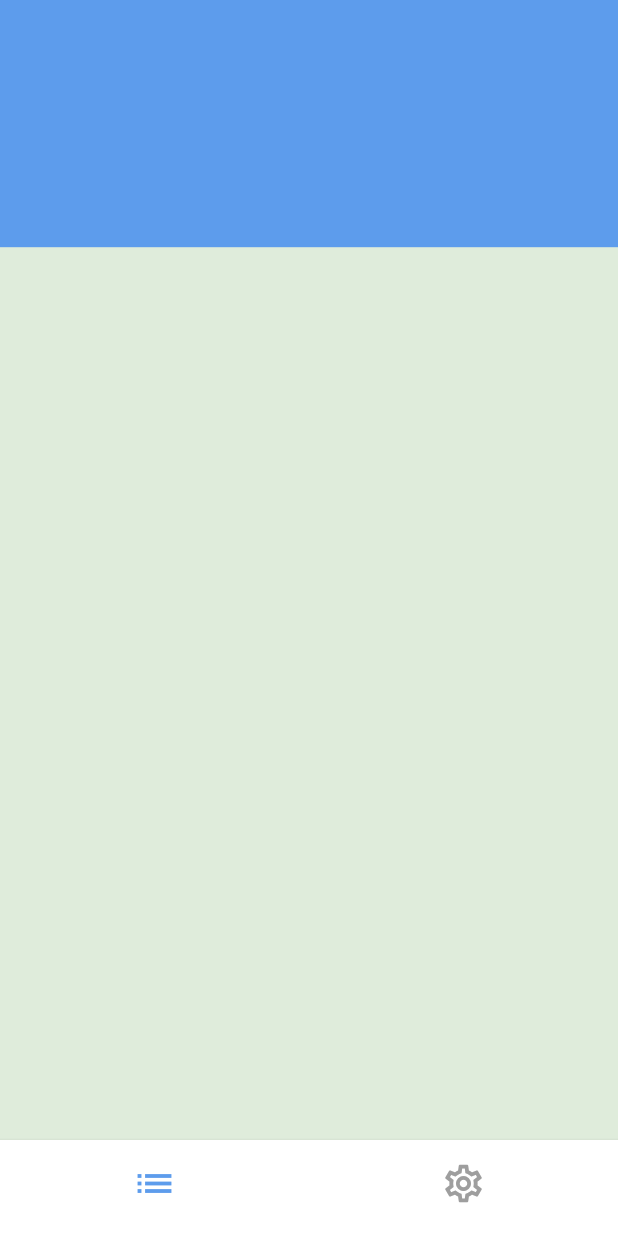
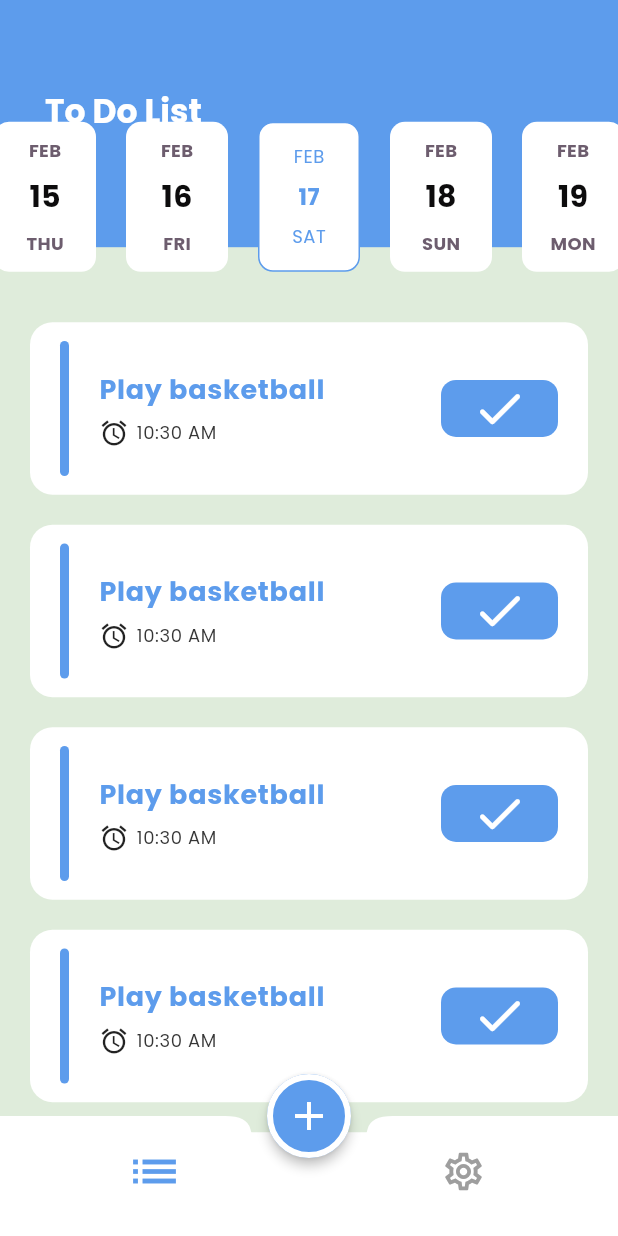
Before and after one commit to AyaAlaa010/todo, a Flutter app: the screen it shows after launch, on a phone screen of 412 x 824 dp. Run offline on Flutter 3.47's test engine with Material 3 defaults, Android fonts, the phone set to English and light mode, and no system bars; drawn by our look-alikes of easy_date_timeline; our stand-ins replace animated_custom_dropdown.

Commit message:
home screen view is done

```diff
--- a/lib/config/constants/app_colors.dart
+++ b/lib/config/constants/app_colors.dart
@@ -1,10 +1,12 @@
 import 'dart:ui';
 
-class AppColors{
+class AppColors extends Color{
+  AppColors(super.value);
   static const  Color primaryColor=Color(0XFF5D9CEC);
   static const Color onPrimaryColor=Color(0XFFDFECDB);
   static const Color darkText=Color(0XFF363636);
   static const Color onPrimaryDarkColor=Color(0XFF060E1E);
-  static const  Color green=Color(0XFF61E757);
   static const Color gray=Color(0XFFC3C3C3);
+  static const Color nav_color=Color(0XFF141922);
+
 }
--- a/lib/config/constants/application_theme_manager.dart
+++ b/lib/config/constants/application_theme_manager.dart
@@ -6,7 +6,7 @@ class ApplicationThmeManager {
   static ThemeData lightTheme = ThemeData(
       primaryColor: AppColors.primaryColor,
       scaffoldBackgroundColor: AppColors.onPrimaryColor,
-      textTheme: TextTheme(
+      textTheme: const TextTheme(
         titleLarge: TextStyle(
             fontWeight: FontWeight.w700,
             fontSize: 22,
@@ -14,7 +14,6 @@ class ApplicationThmeManager {
             color: Colors.white),
         bodyLarge: TextStyle(
           fontWeight: FontWeight.w700,
-
           fontSize: 18,
           fontFamily: "Poppins",
           color: AppColors.primaryColor,
@@ -27,14 +26,12 @@ class ApplicationThmeManager {
         ),
         bodySmall: TextStyle(
           fontWeight: FontWeight.w400,
-
           fontSize: 12,
           fontFamily: "Poppins",
           color: AppColors.primaryColor,
         ),
         labelLarge: TextStyle(
           fontWeight: FontWeight.w400,
-
           fontSize: 20,
           fontFamily: "Poppins",
           color: AppColors.primaryColor,
@@ -46,35 +43,32 @@ class ApplicationThmeManager {
           color: Colors.white,
         ),
       ),
-
-    bottomNavigationBarTheme: BottomNavigationBarThemeData(
-        elevation: 2,
+      bottomNavigationBarTheme: const BottomNavigationBarThemeData(
+          elevation: 0,
           type: BottomNavigationBarType.fixed,
           showSelectedLabels: false,
           showUnselectedLabels: false,
-        selectedItemColor: AppColors.primaryColor
-        ,unselectedItemColor: Colors.grey,
-        backgroundColor: Colors.white,
-        selectedIconTheme: IconThemeData(
-            color:  AppColors.primaryColor,
-            size: 30
-        ),
-        unselectedIconTheme:IconThemeData(
-            color:  Colors.grey,
-            size: 30
-        )
-
-    ),
-  );
+          selectedItemColor: AppColors.primaryColor,
+          unselectedItemColor: Colors.grey,
+          backgroundColor: Colors.transparent,
+          selectedIconTheme:
+              IconThemeData(color: AppColors.primaryColor, size: 38),
+          unselectedIconTheme: IconThemeData(color: Colors.grey, size: 30)),
+      bottomAppBarTheme: const BottomAppBarTheme(
+          color: Colors.white, padding: EdgeInsetsDirectional.all(0)),
+      floatingActionButtonTheme: FloatingActionButtonThemeData(
+        backgroundColor: AppColors.primaryColor,
+        shape: RoundedRectangleBorder(
+            borderRadius: BorderRadius.circular(100),
+            side: const BorderSide(color: Colors.white, width: 4)),
+        elevation: 3,
+      ));
 
   static ThemeData darkTheme = ThemeData(
-
       useMaterial3: true,
       primaryColor: AppColors.primaryColor,
       scaffoldBackgroundColor: AppColors.onPrimaryDarkColor,
-
-
-      textTheme: TextTheme(
+      textTheme: const TextTheme(
         titleLarge: TextStyle(
             fontWeight: FontWeight.w700,
             fontSize: 22,
@@ -94,44 +88,41 @@ class ApplicationThmeManager {
         ),
         bodySmall: TextStyle(
           fontWeight: FontWeight.w400,
-
           fontSize: 12,
           fontFamily: "Poppins",
           color: Colors.white,
         ),
         labelLarge: TextStyle(
           fontWeight: FontWeight.w400,
-
           fontSize: 20,
           fontFamily: "Poppins",
           color: AppColors.gray,
         ),
         labelMedium: TextStyle(
           fontWeight: FontWeight.w400,
-
           fontSize: 14,
           fontFamily: "Poppins",
           color: Colors.white,
         ),
       ),
-
-    bottomNavigationBarTheme: BottomNavigationBarThemeData(
-      elevation: 2,
+      bottomNavigationBarTheme: const BottomNavigationBarThemeData(
+          elevation: 0,
           type: BottomNavigationBarType.fixed,
           showSelectedLabels: false,
           showUnselectedLabels: false,
-        selectedItemColor: AppColors.primaryColor
-        ,unselectedItemColor: Colors.grey,
-        backgroundColor: AppColors.onPrimaryDarkColor,
-        selectedIconTheme: IconThemeData(
-            color:  AppColors.primaryColor,
-            size: 30
+          selectedItemColor: AppColors.primaryColor,
+          unselectedItemColor: Colors.grey,
+          backgroundColor: Colors.transparent,
+          selectedIconTheme:
+              IconThemeData(color: AppColors.primaryColor, size: 38),
+          unselectedIconTheme: IconThemeData(color: Colors.grey, size: 30)),
+      floatingActionButtonTheme: FloatingActionButtonThemeData(
+        backgroundColor: AppColors.primaryColor,
+        shape: RoundedRectangleBorder(
+            borderRadius: BorderRadius.circular(100),
+            side: const BorderSide(color: AppColors.nav_color, width: 4)),
+        elevation: 3,
       ),
-        unselectedIconTheme:IconThemeData(
-            color:  Colors.grey,
-            size: 30
-        )
-
-    ),
-  );
+      bottomAppBarTheme: const BottomAppBarTheme(
+          color: AppColors.nav_color, padding: EdgeInsetsDirectional.all(0)));
 }
--- a/lib/features/layout_view.dart
+++ b/lib/features/layout_view.dart
@@ -1,3 +1,4 @@
+
 import 'package:flutter/cupertino.dart';
 import 'package:flutter/material.dart';
 import 'package:provider/provider.dart';
@@ -14,14 +15,23 @@ class LayoutView extends StatelessWidget {
     var provider = Provider.of<SettingsProvider>(context);
     return Scaffold(
       body: provider.getCurrentScreen(),
-      bottomNavigationBar: BottomNavigationBar(
-        currentIndex: provider.currentItem,
+      extendBody: true,
+      floatingActionButtonLocation:  FloatingActionButtonLocation.centerDocked,
+      floatingActionButton:FloatingActionButton(onPressed: (){},
+        child: const Icon(Icons.add,color: Colors.white,size: 32,),
+      ),
+      bottomNavigationBar: BottomAppBar(
+        notchMargin: 12,
+        shape: const CircularNotchedRectangle(),
+        elevation: 0,
+        child: BottomNavigationBar(
+          currentIndex: provider.currentItemIndex,
           onTap: (index) {
-          provider.setCurrentItem(index);
+            provider.setCurrentItemIndex(index);
           },
           items: [
             const BottomNavigationBarItem (
-              icon: Icon(
+                icon:  Icon(
                   Icons.list,
                 ),
                 label: "tasks"),
@@ -32,6 +42,7 @@ class LayoutView extends StatelessWidget {
                 label: "settings"),
           ],
         ),
+      ),
     );
   }
 }
--- a/lib/features/settings/pages/settings_view.dart
+++ b/lib/features/settings/pages/settings_view.dart
@@ -1,4 +1,3 @@
-import 'package:animated_custom_dropdown/custom_dropdown.dart';
 import 'package:flutter/cupertino.dart';
 import 'package:flutter/material.dart';
 import 'package:provider/provider.dart';
@@ -23,7 +22,7 @@ class SettingsView extends StatelessWidget {
       crossAxisAlignment: CrossAxisAlignment.stretch,
       children: [
         Container(
-          padding: EdgeInsetsDirectional.only(top: 50, start: 30),
+          padding: EdgeInsetsDirectional.only(top: 60, start: 30),
           height: mediaQuery.height * 0.2,
           width: mediaQuery.width,
           color: AppColors.primaryColor,
@@ -37,13 +36,13 @@ class SettingsView extends StatelessWidget {
           ),
         ),
         Padding(
-          padding: EdgeInsetsDirectional.only(start: 30, top: 30),
+          padding: EdgeInsetsDirectional.only(start: 30, top: 20),
           child: Text("Language",
               style: provider.isDark()
                   ? theme.textTheme.bodyMedium!.copyWith(color: Colors.white)
                   : theme.textTheme.bodyMedium!.copyWith(color: AppColors.darkText)),
         ),
-        SettingsCustomDropDown(optionsList: languagesList, onChange: onChangeLanguage),
+        SettingsCustomDropDown(optionsList: languagesList, onChange: onChangeLanguage,initialValue: languagesList[0]),
         const SizedBox(
           height: 30,
         ),
@@ -55,7 +54,7 @@ class SettingsView extends StatelessWidget {
                   : theme.textTheme.bodyMedium!
                       .copyWith(color: AppColors.darkText)),
         ),
-       SettingsCustomDropDown(optionsList: themesList, onChange: onChangeTheme),
+       SettingsCustomDropDown(optionsList: themesList, onChange: onChangeTheme,initialValue: provider.currentTheme==ThemeMode.light? "Light": "Dark"),
         const Spacer()
       ],
     );
--- a/lib/features/settings/widgets/custom_drop_down.dart
+++ b/lib/features/settings/widgets/custom_drop_down.dart
@@ -9,8 +9,9 @@ import '../../../settings_providers.dart';
 class SettingsCustomDropDown extends StatelessWidget {
   Function onChange;
   List<String>optionsList;
+  String initialValue;
 
-   SettingsCustomDropDown({super.key,required this.optionsList,required this.onChange});
+   SettingsCustomDropDown({super.key,required this.optionsList,required this.onChange,required this.initialValue});
 
   @override
   Widget build(BuildContext context) {
@@ -52,7 +53,7 @@ class SettingsCustomDropDown extends StatelessWidget {
                 ? theme.textTheme.bodyMedium!
                 .copyWith(color: AppColors.primaryColor)
                 : theme.textTheme.bodyMedium),
-        initialItem: optionsList[0],
+        initialItem: initialValue,
         onChanged: (value) {
          onChange(value);
 
--- a/lib/features/splash/splash_screen.dart
+++ b/lib/features/splash/splash_screen.dart
@@ -18,7 +18,7 @@ class SplashScreen extends StatefulWidget {
 class _SplashScreenState extends State<SplashScreen> {
   @override
   void initState() {
-    Timer(const Duration(seconds:4),(){
+    Timer(const Duration(seconds:2),(){
       Navigator.pushReplacementNamed(context, LayoutView.routeName);
 
     });
--- a/lib/features/tasks/pages/tasks_view.dart
+++ b/lib/features/tasks/pages/tasks_view.dart
@@ -1,23 +1,80 @@
+import 'package:easy_date_timeline/easy_date_timeline.dart';
 import 'package:flutter/cupertino.dart';
 import 'package:flutter/material.dart';
+import 'package:provider/provider.dart';
 
 import '../../../config/constants/app_colors.dart';
+import '../../../settings_providers.dart';
+import '../widgets/item_widget.dart';
 
-class TasksView extends StatelessWidget {
+class TasksView extends StatefulWidget {
   const TasksView({super.key});
 
   @override
+  State<TasksView> createState() => _TasksViewState();
+}
+
+class _TasksViewState extends State<TasksView> {
+  @override
   Widget build(BuildContext context) {
-    var mediaQuery=MediaQuery.of(context).size;
+    var provider = Provider.of<SettingsProvider>(context)!;
+    var mediaQuery = MediaQuery.of(context).size;
+    var theme = Theme.of(context);
+    DateTime focusDate = DateTime.now();
     return Column(
-     children: [
-      Container(
-              height: mediaQuery.height*0.2,
+      children: [
+        Padding(
+          padding: EdgeInsetsDirectional.only(bottom: 40),
+          child: Stack(
+            alignment: Alignment(0,2.0),
+            children:[ Container(
+              padding: const EdgeInsetsDirectional.only(top: 60, start: 30),
+              height: mediaQuery.height * 0.2,
+              width: mediaQuery.width,
               color: AppColors.primaryColor,
+              child: Text("To Do List", style: theme.textTheme.titleLarge),
+            ),
+            EasyInfiniteDateTimeLine(
+              showTimelineHeader: false,
+              firstDate:  DateTime(2023),
+              focusDate: focusDate,
+              lastDate: DateTime(2025),
+              timeLineProps: const EasyTimeLineProps(
+                  separatorPadding: 20
+              ),
+              dayProps: EasyDayProps(
+                  height: 100,
+                  inactiveDayStyle: DayStyle(
+                      decoration: BoxDecoration(
+                          color: Colors.white,
+                          borderRadius:  BorderRadius.circular(10))),
+                  activeDayStyle: DayStyle(
+                    decoration: BoxDecoration(
+                        color: Colors.white,
+                        borderRadius: BorderRadius.circular(10),
+                        border: Border.all(color: AppColors.primaryColor)),
+                    dayNumStyle: theme.textTheme.bodyMedium,
+                    dayStrStyle: theme.textTheme.bodySmall,
+                    monthStrStyle: theme.textTheme.bodySmall,
+                  )),
+              onDateChange: (selectedDate) {
+                setState(() {
+                  focusDate = selectedDate;
+                });
+              },
+            ),]
 
-            ),
+          ),
+        ),
 
-     ],
+        Expanded(
+          child: ListView.builder(
+            padding: EdgeInsets.zero,
+            itemBuilder: (context, index) => ItemWidget(),
+            itemCount: 10,
+          ),
+        ),
+      ],
     );
   }
 }
--- /dev/null
+++ b/lib/features/tasks/widgets/item_widget.dart
@@ -0,0 +1,64 @@
+import 'package:flutter/cupertino.dart';
+import 'package:flutter/material.dart';
+
+import '../../../config/constants/app_colors.dart';
+
+class ItemWidget extends StatelessWidget {
+  const ItemWidget({super.key});
+
+  @override
+  Widget build(BuildContext context) {
+    var mediaQuery=MediaQuery.of(context).size;
+    var theme=Theme.of(context);
+    return Container(
+      width: mediaQuery.width,
+      height: 115,
+      padding: const EdgeInsetsDirectional.symmetric(horizontal: 20,vertical: 10),
+      margin:const  EdgeInsetsDirectional.symmetric(horizontal: 20,vertical: 10),
+      decoration: BoxDecoration(
+        borderRadius: BorderRadius.circular(15),
+        color: Colors.white
+      ),
+      child: Row(
+        children: [
+          Container(
+            height: 90,width: 6,
+            decoration: BoxDecoration(
+              borderRadius: BorderRadius.circular(20),
+              color:AppColors.primaryColor
+            ),
+          ),
+          const SizedBox(width: 20,),
+          Column(
+            crossAxisAlignment: CrossAxisAlignment.start,
+            mainAxisAlignment: MainAxisAlignment.center,
+            children: [
+              Text("Play basketball",style: theme.textTheme.bodyLarge,),
+              const SizedBox(height: 6,),
+              Row(
+                children: [
+                  const Icon(Icons.alarm,size: 20,),
+                  const SizedBox(width: 5,),
+                  Text("10:30 AM",style: theme.textTheme.bodySmall!.copyWith(color: AppColors.darkText),)
+                ],
+              ),
+
+            ],
+          ),
+          Spacer(),
+          Container(
+            padding:const EdgeInsetsDirectional.symmetric(horizontal: 20),
+            decoration: BoxDecoration(
+              color: AppColors.primaryColor,
+              borderRadius: BorderRadius.circular(10)
+            ),
+
+            child:const  Icon(Icons.check_rounded,color: Colors.white,size: 38,),
+          )
+
+
+        ],
+      ),
+    );
+  }
+}
--- a/lib/main.dart
+++ b/lib/main.dart
@@ -8,12 +8,12 @@ import 'package:todo/settings_providers.dart';
 void main() {
   runApp(
       ChangeNotifierProvider(
-          create: (context)=>SettingsProvider(),
-          child:  MyApplication())
+          create: (context)=> SettingsProvider(),
+          child:  const MyApplication())
   );}
 
 class MyApplication extends StatelessWidget {
-   MyApplication({super.key});
+   const MyApplication({super.key});
 
   @override
   Widget build(BuildContext context) {
@@ -25,8 +25,8 @@ class MyApplication extends StatelessWidget {
       theme: ApplicationThmeManager.lightTheme,
       themeMode: provider.currentTheme,
       routes: {
-        SplashScreen.routeName:(context)=> SplashScreen(),
-        LayoutView.routeName:(context)=> LayoutView()
+        SplashScreen.routeName:(context)=> const SplashScreen(),
+        LayoutView.routeName:(context)=> const LayoutView()
       },
     );
   }
--- a/lib/settings_providers.dart
+++ b/lib/settings_providers.dart
@@ -6,17 +6,17 @@ class SettingsProvider extends ChangeNotifier{
   ThemeMode currentTheme= ThemeMode.light;
 
   List<Widget> navigationScreens=[TasksView(),SettingsView()];
-  int currentItem=0;
+  int currentItemIndex=0;
 
- setCurrentItem(int index){
-   if(currentItem==index) return;
+ setCurrentItemIndex(int index){
+   if(currentItemIndex==index) return;
    else{
-     currentItem=index;
+     currentItemIndex=index;
    }
    notifyListeners();
  }
 
- Widget getCurrentScreen()=> navigationScreens[currentItem];
+ Widget getCurrentScreen()=> navigationScreens[currentItemIndex];
 
 
 
--- a/pubspec.yaml
+++ b/pubspec.yaml
@@ -37,6 +37,8 @@ dependencies:
   cupertino_icons: ^1.0.2
   animated_custom_dropdown: ^3.0.0
   provider: ^6.1.1
+  easy_date_timeline: ^1.0.5
+
 
 dev_dependencies:
   flutter_test:
```
Also changed, not shown: assets/images/clock_icon.png (added), assets/images/primary_divider.png (added), pubspec.lock, 1 other file. Lines whose indentation alone changed are shown as unchanged.
